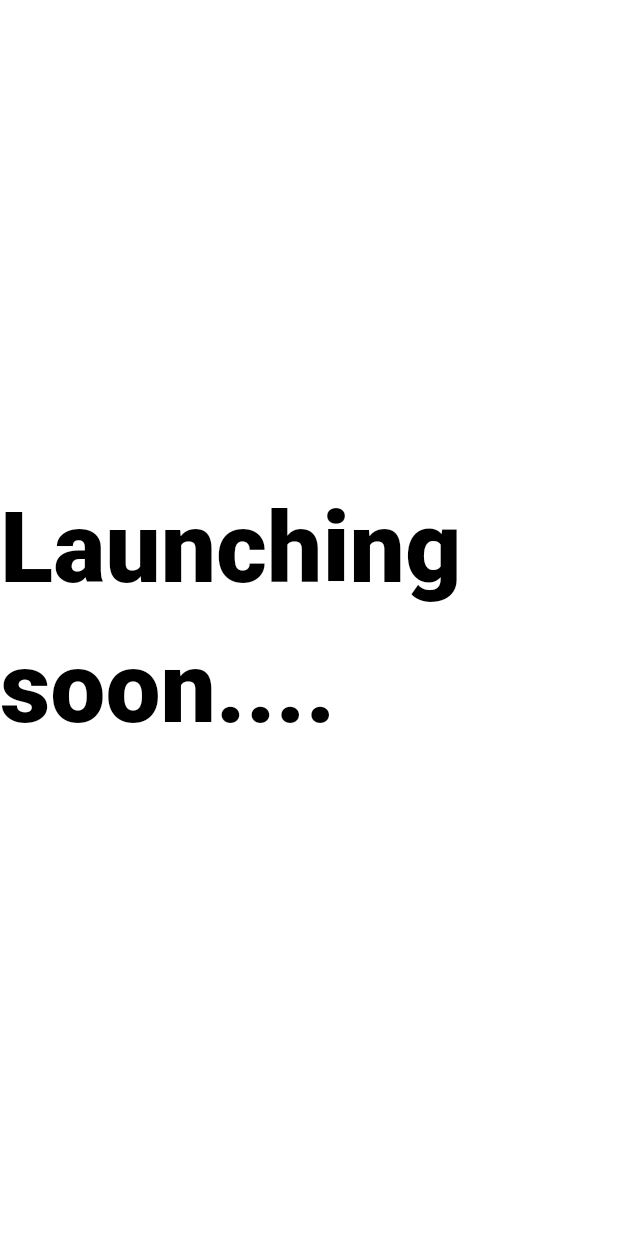
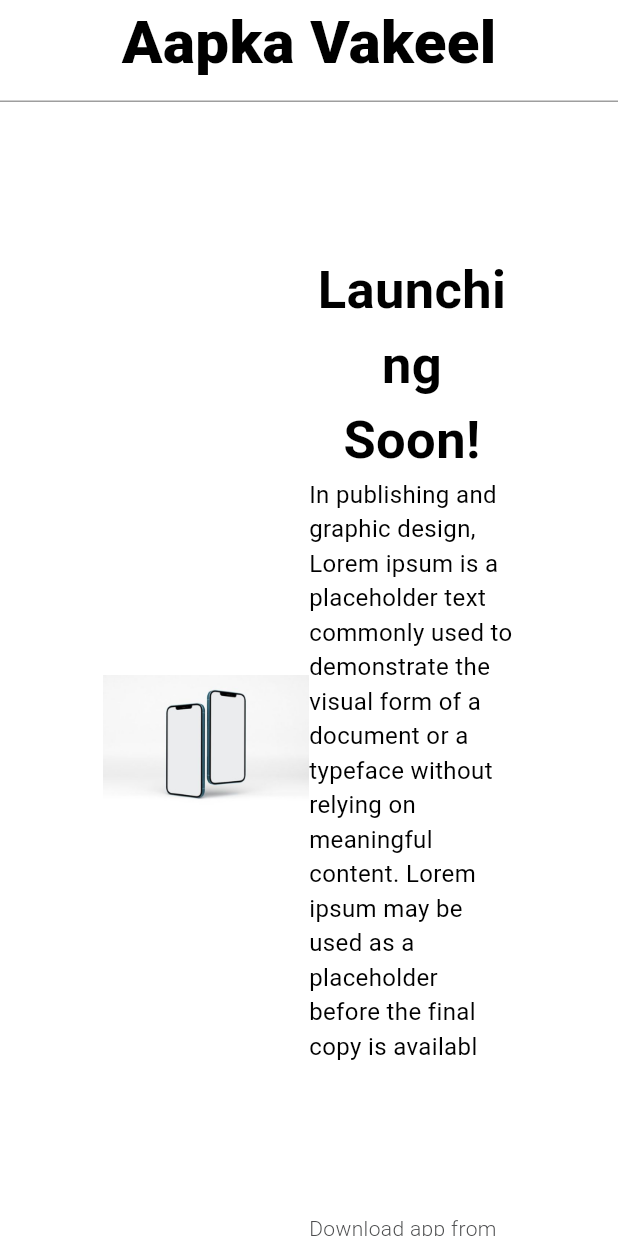
Before and after one commit to Ishita03-Singh/aapka_vakeel, a Flutter app: the screen it shows after launch, on a phone screen of 412 x 824 dp. Run offline on Flutter 3.47's test engine with Material 3 defaults, Android fonts, the phone set to English and light mode, and no system bars; our stand-ins replace animated_splash_screen, camera, cloud_firestore, country_picker, file_picker, firebase_auth and 8 more; missing offline and left inert: dart:html, flutter_pdfview, flutter_webrtc, razorpay_flutter, video_call; accounts and stored records are empty.

Commit message:
launch page updated

```diff
--- a/lib/utilities/strings.dart
+++ b/lib/utilities/strings.dart
@@ -18,6 +18,11 @@ class StrLiteral {
   static const String aiDrafts='assets/images/AIDrafts.png';
   static const String lawyerDrafts='assets/images/LawyerDrafts.png';
   static const String wait='assets/images/wait.png';
+  static const String mockup='assets/images/mockup.jpg';
+  static const String googleplay='assets/images/playstore.png';
+  static const String appstore='assets/images/appstore.png';
+  static const String qr='assets/images/qr.png';
+
 
 
 
--- a/lib/web/launchPage.dart
+++ b/lib/web/launchPage.dart
@@ -1,4 +1,6 @@
+import 'package:aapka_vakeel/utilities/custom_button.dart';
 import 'package:aapka_vakeel/utilities/custom_text.dart';
+import 'package:aapka_vakeel/utilities/strings.dart';
 import 'package:flutter/material.dart';
 
 class LaunchPage extends StatelessWidget {
@@ -8,8 +10,55 @@ class LaunchPage extends StatelessWidget {
   Widget build(BuildContext context) {
     return  Scaffold(
 
+
       body: Container(
-        child:Center(child: CustomText.boldDarkText("Launching soon....",fontSize: 65)) ,
+        // padding: EdgeInsets.all(12),
+        child: Column(
+          children: [
+            CustomText.boldDarkText("Aapka Vakeel",fontSize: 40),
+            SizedBox(height: 10),
+            Container(height: 1,color: Colors.grey),
+            Expanded(
+              child: Container(
+                padding: EdgeInsets.only(top: 100),
+                child: Center(
+                  child: Row(crossAxisAlignment:CrossAxisAlignment.center ,
+                  mainAxisAlignment: MainAxisAlignment.center,
+                    children: [
+                      Image.asset(StrLiteral.mockup,width: MediaQuery.of(context).size.width/3,),
+                      Container(
+                        width: MediaQuery.of(context).size.width/3,
+                        child: Column(mainAxisAlignment: MainAxisAlignment.center,
+                        crossAxisAlignment: CrossAxisAlignment.start,
+                          children: [
+                            CustomText.cancelBtnText("Launching Soon!",fontsize: 35),
+                            CustomText.RegularDarkText("In publishing and graphic design, Lorem ipsum is a placeholder text commonly used to demonstrate the visual form of a document or a typeface without relying on meaningful content. Lorem ipsum may be used as a placeholder before the final copy is availabl",fontSize: 16),
+                            SizedBox(height: 100),
+                            CustomText.infoText("Download app from"),
+                            SizedBox(height: 10),
+                            Container(
+                              // color: Colors.red,
+                              child: Row(
+                                mainAxisAlignment: MainAxisAlignment.start,
+                                children: [
+                                customButton.playstoreButton(),
+                                SizedBox(width: 10),
+                                customButton.appStoreButton(),
+
+                              ],),
+                            )
+
+
+                          ],
+                        ),
+                      )
+                    ],
+                  ),
+                ),
+              ),
+            )
+          ],
+        ),
       ),
     );
   }
```
Also changed, not shown: lib/utilities/custom_button.dart (+51 -0 lines), assets/images/appstore.png (added), assets/images/mockup.jpg (added), assets/images/playstore.png (added), assets/images/qr.png (added), 1 other file.
